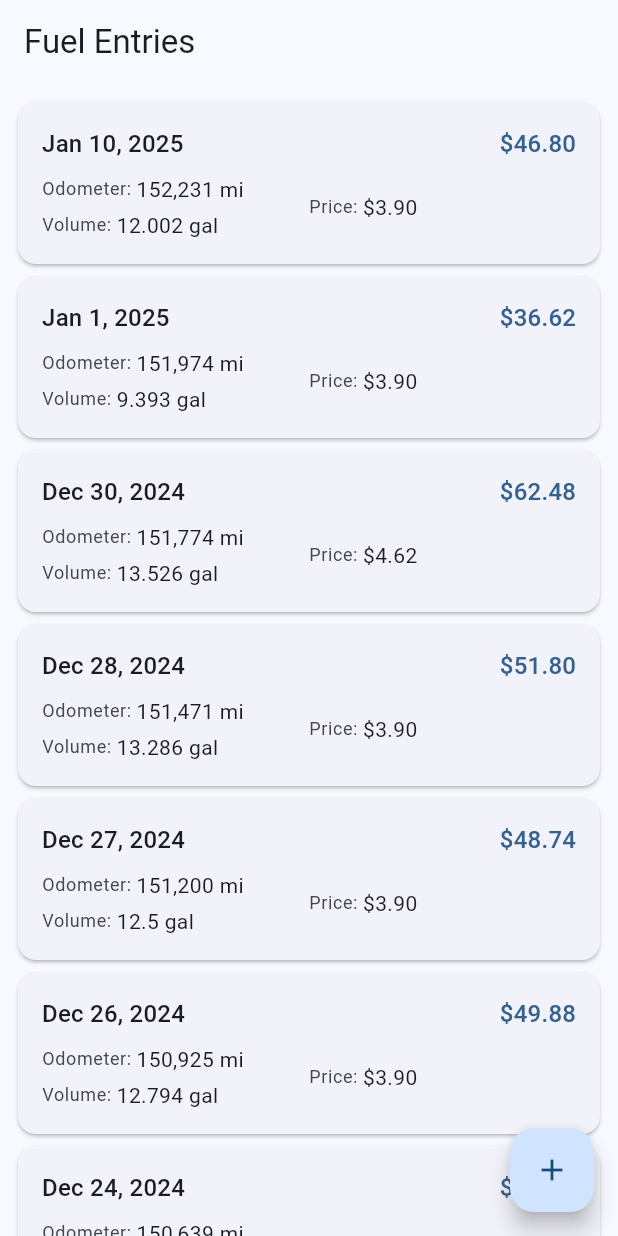
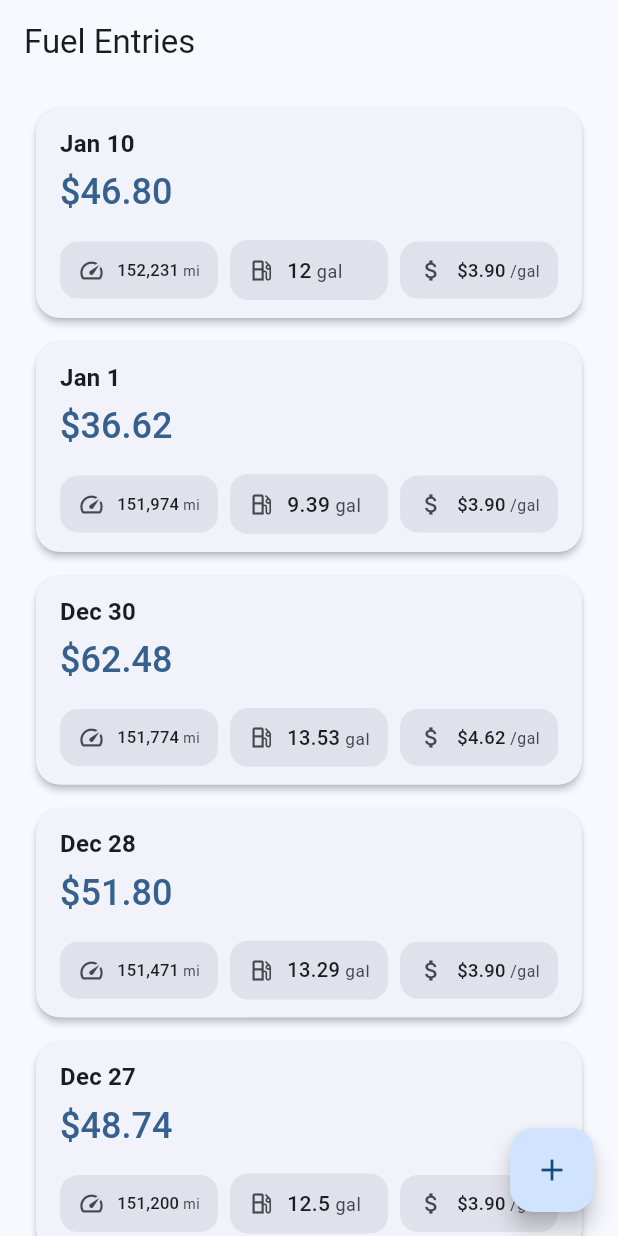
Before and after one commit to veltalldev/fuel-tracker, a Flutter app: the screen it shows after launch, on a phone screen of 412 x 824 dp. Run offline on Flutter 3.47's test engine with Material 3 defaults, Android fonts, the light colour scheme and no system bars; our stand-ins replace flutter_riverpod, sqflite; accounts and stored records are empty.

Commit message:
feat: Modify/polish entry card UI
- Better visual hierarchy with prominent date and cost
- MPG displayed in a badge
- Detailed information in chips with icons
- Improved typography and spacing
- Material Design 3 color tokens
- Rounded corners and subtle elevation
- Better delete confirmation dialog
- Icon-based detail presentation
- Better number formatting
- Used FittedBox for detail chips to handle overflow
- Adjusted layout proportions and spacing
- Made MPG badge more prominent
- Increased card vertical margins
- Better typography scaling
- More balanced padding

```diff
--- a/lib/screens/list/components/entry_card.dart
+++ b/lib/screens/list/components/entry_card.dart
@@ -13,6 +13,222 @@ class EntryCard extends StatelessWidget {
     this.onTap,
     this.onDismissed,
   });
+
+  @override
+  Widget build(BuildContext context) {
+    final theme = Theme.of(context);
+    final dateFormat = DateFormat.MMMd();
+    final currencyFormat = NumberFormat.currency(symbol: '\$');
+    final volumeFormat = NumberFormat.decimalPattern()
+      ..maximumFractionDigits = 2;
+    final mpgFormat = NumberFormat.decimalPattern()..maximumFractionDigits = 1;
+    final numberFormat = NumberFormat.decimalPattern()
+      ..maximumFractionDigits = 0;
+
+    return Dismissible(
+      key: Key('entry-${entry.id}'),
+      direction: DismissDirection.endToStart,
+      confirmDismiss: (_) => _confirmDismiss(context),
+      onDismissed: onDismissed,
+      dismissThresholds: const {
+        DismissDirection.endToStart: 0.5,
+      },
+      background: Container(
+        alignment: Alignment.centerRight,
+        padding: const EdgeInsets.only(right: 16.0),
+        decoration: BoxDecoration(
+          color: theme.colorScheme.errorContainer,
+          borderRadius: BorderRadius.circular(16),
+        ),
+        child: Icon(
+          Icons.delete_outline,
+          color: theme.colorScheme.onErrorContainer,
+        ),
+      ),
+      child: Card(
+        elevation: 2,
+        margin: const EdgeInsets.symmetric(horizontal: 16, vertical: 8),
+        shape: RoundedRectangleBorder(
+          borderRadius: BorderRadius.circular(16),
+        ),
+        child: InkWell(
+          onTap: onTap,
+          borderRadius: BorderRadius.circular(16),
+          child: Padding(
+            padding: const EdgeInsets.symmetric(horizontal: 16, vertical: 12),
+            child: Column(
+              crossAxisAlignment: CrossAxisAlignment.start,
+              children: [
+                IntrinsicHeight(
+                  child: Row(
+                    crossAxisAlignment: CrossAxisAlignment.start,
+                    children: [
+                      Expanded(
+                        flex: 2,
+                        child: Column(
+                          crossAxisAlignment: CrossAxisAlignment.start,
+                          children: [
+                            Text(
+                              dateFormat.format(entry.date),
+                              style: theme.textTheme.titleMedium?.copyWith(
+                                fontWeight: FontWeight.bold,
+                              ),
+                            ),
+                            const SizedBox(height: 4),
+                            Text(
+                              currencyFormat.format(entry.totalCost),
+                              style: theme.textTheme.headlineSmall?.copyWith(
+                                color: theme.colorScheme.primary,
+                                fontWeight: FontWeight.w500,
+                              ),
+                            ),
+                          ],
+                        ),
+                      ),
+                      if (entry.milesPerGallon != null)
+                        Expanded(
+                          child: Container(
+                            padding: const EdgeInsets.symmetric(
+                              horizontal: 12,
+                              vertical: 8,
+                            ),
+                            decoration: BoxDecoration(
+                              color: theme.colorScheme.secondaryContainer,
+                              borderRadius: BorderRadius.circular(20),
+                            ),
+                            child: Column(
+                              mainAxisSize: MainAxisSize.min,
+                              children: [
+                                Text(
+                                  mpgFormat.format(entry.milesPerGallon!),
+                                  style: theme.textTheme.titleLarge?.copyWith(
+                                    color:
+                                        theme.colorScheme.onSecondaryContainer,
+                                    fontWeight: FontWeight.bold,
+                                  ),
+                                ),
+                                Text(
+                                  'MPG',
+                                  style: theme.textTheme.bodySmall?.copyWith(
+                                    color:
+                                        theme.colorScheme.onSecondaryContainer,
+                                  ),
+                                ),
+                              ],
+                            ),
+                          ),
+                        ),
+                    ],
+                  ),
+                ),
+                const SizedBox(height: 16),
+                Row(
+                  children: [
+                    _buildDetailChip(
+                      context,
+                      Icons.speed_outlined,
+                      numberFormat.format(entry.odometerReading),
+                      'mi',
+                    ),
+                    const SizedBox(width: 8),
+                    _buildDetailChip(
+                      context,
+                      Icons.local_gas_station_outlined,
+                      volumeFormat.format(entry.fuelVolume),
+                      'gal',
+                    ),
+                    const SizedBox(width: 8),
+                    _buildDetailChip(
+                      context,
+                      Icons.attach_money,
+                      currencyFormat.format(entry.pricePerUnit),
+                      '/gal',
+                    ),
+                  ],
+                ),
+                if (entry.location != null) ...[
+                  const SizedBox(height: 8),
+                  Row(
+                    children: [
+                      Icon(
+                        Icons.location_on_outlined,
+                        size: 16,
+                        color: theme.colorScheme.onSurfaceVariant,
+                      ),
+                      const SizedBox(width: 4),
+                      Expanded(
+                        child: Text(
+                          entry.location!,
+                          style: theme.textTheme.bodySmall?.copyWith(
+                            color: theme.colorScheme.onSurfaceVariant,
+                          ),
+                          maxLines: 1,
+                          overflow: TextOverflow.ellipsis,
+                        ),
+                      ),
+                    ],
+                  ),
+                ],
+              ],
+            ),
+          ),
+        ),
+      ),
+    );
+  }
+
+  Widget _buildDetailChip(
+    BuildContext context,
+    IconData icon,
+    String value,
+    String unit,
+  ) {
+    final theme = Theme.of(context);
+    return Expanded(
+      child: Container(
+        padding: const EdgeInsets.symmetric(vertical: 10, horizontal: 12),
+        decoration: BoxDecoration(
+          color: theme.colorScheme.surfaceVariant,
+          borderRadius: BorderRadius.circular(12),
+        ),
+        child: Row(
+          mainAxisSize: MainAxisSize.min,
+          children: [
+            Icon(
+              icon,
+              size: 18,
+              color: theme.colorScheme.onSurfaceVariant,
+            ),
+            const SizedBox(width: 8),
+            Expanded(
+              child: FittedBox(
+                fit: BoxFit.scaleDown,
+                alignment: Alignment.centerLeft,
+                child: Text.rich(
+                  TextSpan(
+                    children: [
+                      TextSpan(
+                        text: value,
+                        style: theme.textTheme.bodyMedium?.copyWith(
+                          fontWeight: FontWeight.w500,
+                        ),
+                      ),
+                      TextSpan(
+                        text: ' $unit',
+                        style: theme.textTheme.bodySmall?.copyWith(
+                          color: theme.colorScheme.onSurfaceVariant,
+                        ),
+                      ),
+                    ],
+                  ),
+                ),
+              ),
+            ),
+          ],
+        ),
+      ),
+    );
+  }
 
   Future<bool> _confirmDismiss(BuildContext context) async {
     return await showDialog<bool>(
@@ -37,154 +253,4 @@ class EntryCard extends StatelessWidget {
         ) ??
         false;
   }
-
-  @override
-  Widget build(BuildContext context) {
-    final theme = Theme.of(context);
-    final dateFormat = DateFormat.yMMMd();
-    final currencyFormat = NumberFormat.currency(symbol: '\$');
-    final numberFormat = NumberFormat.decimalPattern();
-    final mpgFormat = NumberFormat.decimalPattern()..maximumFractionDigits = 1;
-
-    return Dismissible(
-      key: Key('entry-${entry.id}'),
-      direction: DismissDirection.endToStart,
-      confirmDismiss: (_) => _confirmDismiss(context),
-      onDismissed: onDismissed,
-      dismissThresholds: const {
-        DismissDirection.endToStart: 0.5, // Require 50% swipe to trigger
-      },
-      movementDuration: const Duration(milliseconds: 200),
-      background: Container(
-        alignment: Alignment.centerRight,
-        padding: const EdgeInsets.only(right: 16.0),
-        color: theme.colorScheme.error,
-        child: Icon(
-          Icons.delete_outline,
-          color: theme.colorScheme.onError,
-        ),
-      ),
-      child: Card(
-        child: InkWell(
-          onTap: onTap,
-          child: Padding(
-            padding: const EdgeInsets.all(16.0),
-            child: Column(
-              crossAxisAlignment: CrossAxisAlignment.start,
-              children: [
-                Row(
-                  mainAxisAlignment: MainAxisAlignment.spaceBetween,
-                  children: [
-                    Text(
-                      dateFormat.format(entry.date),
-                      style: theme.textTheme.titleMedium,
-                    ),
-                    Text(
-                      currencyFormat.format(entry.totalCost),
-                      style: theme.textTheme.titleMedium?.copyWith(
-                        color: theme.colorScheme.primary,
-                      ),
-                    ),
-                  ],
-                ),
-                const SizedBox(height: 8.0),
-                Row(
-                  children: [
-                    Expanded(
-                      child: Column(
-                        crossAxisAlignment: CrossAxisAlignment.start,
-                        children: [
-                          _buildDetailRow(
-                            context,
-                            'Odometer',
-                            '${numberFormat.format(entry.odometerReading)} mi',
-                          ),
-                          const SizedBox(height: 4.0),
-                          _buildDetailRow(
-                            context,
-                            'Volume',
-                            '${numberFormat.format(entry.fuelVolume)} gal',
-                          ),
-                        ],
-                      ),
-                    ),
-                    Expanded(
-                      child: Column(
-                        crossAxisAlignment: CrossAxisAlignment.start,
-                        children: [
-                          _buildDetailRow(
-                            context,
-                            'Price',
-                            currencyFormat.format(entry.pricePerUnit),
-                          ),
-                          if (entry.milesPerGallon != null) ...[
-                            const SizedBox(height: 4.0),
-                            _buildDetailRow(
-                              context,
-                              'MPG',
-                              mpgFormat.format(entry.milesPerGallon),
-                              textColor: theme.colorScheme.primary,
-                            ),
-                          ],
-                        ],
-                      ),
-                    ),
-                  ],
-                ),
-                if (entry.location != null && entry.location!.isNotEmpty) ...[
-                  const SizedBox(height: 8.0),
-                  Row(
-                    children: [
-                      Icon(
-                        Icons.location_on_outlined,
-                        size: 16,
-                        color: theme.colorScheme.onSurfaceVariant,
-                      ),
-                      const SizedBox(width: 4.0),
-                      Expanded(
-                        child: Text(
-                          entry.location!,
-                          style: theme.textTheme.bodySmall?.copyWith(
-                            color: theme.colorScheme.onSurfaceVariant,
-                          ),
-                          maxLines: 1,
-                          overflow: TextOverflow.ellipsis,
-                        ),
-                      ),
-                    ],
-                  ),
-                ],
-              ],
-            ),
-          ),
-        ),
-      ),
-    );
-  }
-
-  Widget _buildDetailRow(
-    BuildContext context,
-    String label,
-    String value, {
-    Color? textColor,
-  }) {
-    final theme = Theme.of(context);
-    return Row(
-      mainAxisSize: MainAxisSize.min,
-      children: [
-        Text(
-          '$label: ',
-          style: theme.textTheme.bodySmall?.copyWith(
-            color: theme.colorScheme.onSurfaceVariant,
-          ),
-        ),
-        Text(
-          value,
-          style: theme.textTheme.bodyMedium?.copyWith(
-            color: textColor,
-          ),
-        ),
-      ],
-    );
-  }
 }
```
